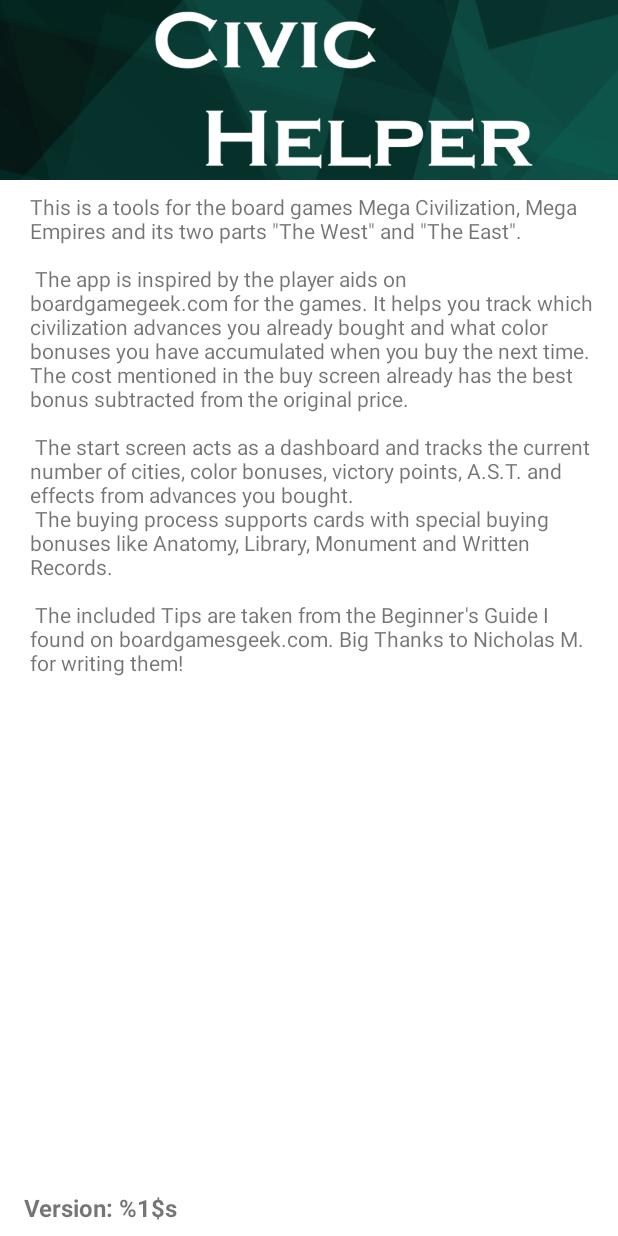
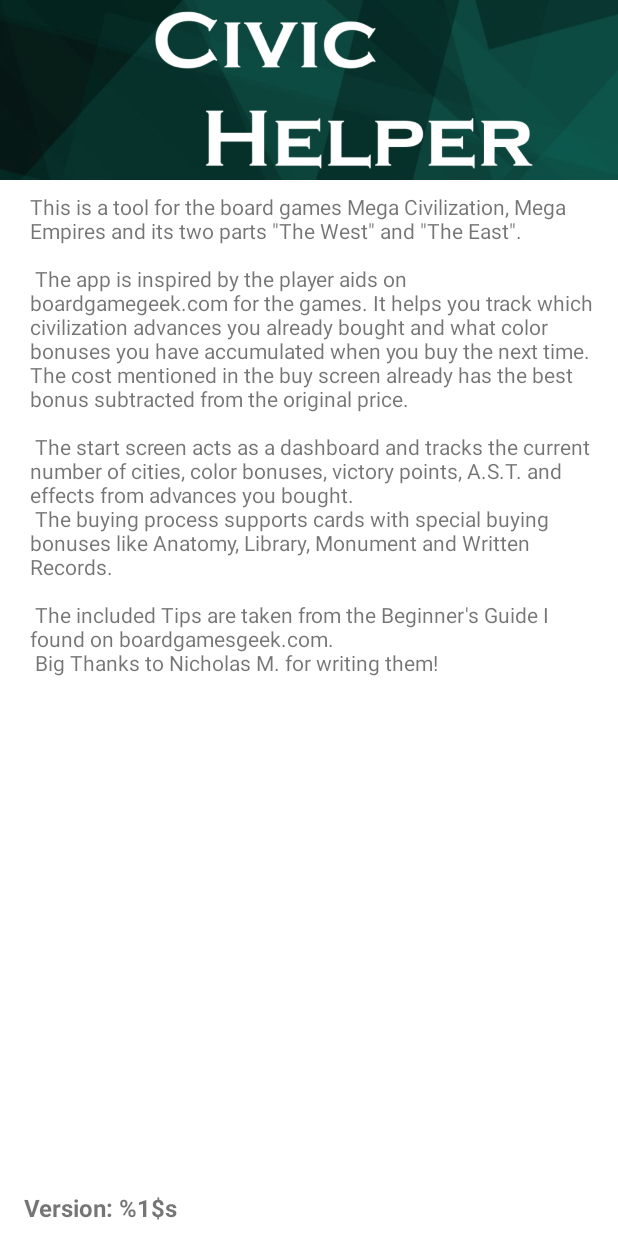
Before and after one commit to Tupsi/CivicHelper, an Android app: the layout fragment_about.xml on its own in the app's theme, with its tools: preview values and no code run, on a phone screen of 412 x 824 dp. Run offline under Robolectric (Android 15) with nearby library versions, the phone set to English and light mode, and no system bars.

Commit message:
- Bumped version to 1.2.21 - Updated README.md with more detailed app description and acknowledgments - Corrected typo in about_text string resource

```diff
--- a/app/build.gradle.kts
+++ b/app/build.gradle.kts
@@ -13,8 +13,8 @@
         applicationId = "org.tesira.civic"
         minSdk = 28
         targetSdk = 35
-        versionCode = 22
-        versionName = "1.2.20"
+        versionCode = 23
+        versionName = "1.2.21"
     }
 
     buildTypes {
--- a/app/src/main/res/values/strings.xml
+++ b/app/src/main/res/values/strings.xml
@@ -2,7 +2,7 @@
     <string name="app_name">Civic Helper</string>
     <string name="about_version">Version: %1$s</string>
     <string name="about_text">
-        This is a tools for the board games Mega Civilization,
+        This is a tool for the board games Mega Civilization,
         Mega Empires and its two parts \"The West\" and \"The East\".\n\n
         The app is inspired by the player aids on boardgamegeek.com for the games.
         It helps you track which civilization advances you already bought and
@@ -11,7 +11,7 @@
         The start screen acts as a dashboard and tracks the current number of cities, color bonuses, victory points, A.S.T.
         and effects from advances you bought.\n
         The buying process supports cards with special buying bonuses like Anatomy, Library, Monument and Written Records.\n\n
-        The included Tips are taken from the Beginner\'s Guide I found on boardgamesgeek.com. Big Thanks to Nicholas M. for writing them!
+        The included Tips are taken from the Beginner\'s Guide I found on boardgamesgeek.com.\n Big Thanks to Nicholas M. for writing them!
     </string>
     <string name="money">Treasure</string>
     <!-- Preference Titles -->
```
Also changed, not shown: 1 other file.
